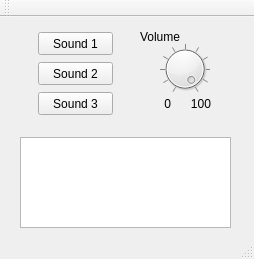
Above: mainwindow.ui from DrumAliens/UdpPlaySound before the change. Below: the same form after it.
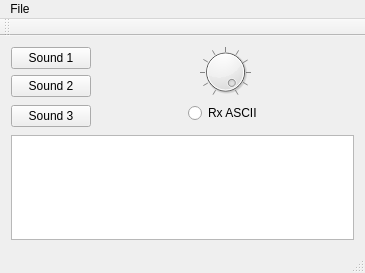
That is the form after the change.

Commit message: Swap to a json file so that can also change the IP and the Port information as well as the sound files Gui is now scalable The json file has to be loaded through the drop down menu to start the whole process

```diff
--- a/mainwindow.ui
+++ b/mainwindow.ui
@@ -6,8 +6,8 @@
    <rect>
     <x>0</x>
     <y>0</y>
-    <width>254</width>
-    <height>259</height>
+    <width>365</width>
+    <height>273</height>
    </rect>
   </property>
   <property name="windowTitle">
@@ -17,127 +17,90 @@
    <string/>
   </property>
   <widget class="QWidget" name="centralWidget">
+   <layout class="QGridLayout" name="gridLayout">
+    <item row="2" column="0">
    <widget class="QPushButton" name="pushButton">
-    <property name="geometry">
-     <rect>
-      <x>38</x>
-      <y>15</y>
-      <width>75</width>
-      <height>23</height>
-     </rect>
+      <property name="enabled">
+       <bool>true</bool>
+      </property>
+      <property name="sizePolicy">
+       <sizepolicy hsizetype="Fixed" vsizetype="Fixed">
+        <horstretch>0</horstretch>
+        <verstretch>0</verstretch>
+       </sizepolicy>
+      </property>
+      <property name="minimumSize">
+       <size>
+        <width>0</width>
+        <height>0</height>
+       </size>
+      </property>
+      <property name="maximumSize">
+       <size>
+        <width>16777213</width>
+        <height>16777215</height>
+       </size>
     </property>
     <property name="text">
      <string>Sound 1</string>
     </property>
-   </widget>
+      <property name="iconSize">
+       <size>
+        <width>16</width>
+        <height>16</height>
+       </size>
+      </property>
+     </widget>
+    </item>
+    <item row="3" column="0">
    <widget class="QPushButton" name="pushButton_2">
-    <property name="geometry">
-     <rect>
-      <x>38</x>
-      <y>45</y>
-      <width>75</width>
-      <height>23</height>
-     </rect>
+      <property name="sizePolicy">
+       <sizepolicy hsizetype="Fixed" vsizetype="Fixed">
+        <horstretch>0</horstretch>
+        <verstretch>0</verstretch>
+       </sizepolicy>
+      </property>
+      <property name="minimumSize">
+       <size>
+        <width>0</width>
+        <height>0</height>
+       </size>
     </property>
     <property name="text">
      <string>Sound 2</string>
     </property>
-   </widget>
-   <widget class="QPushButton" name="pushButton_3">
-    <property name="geometry">
-     <rect>
-      <x>38</x>
-      <y>75</y>
-      <width>75</width>
-      <height>23</height>
-     </rect>
-    </property>
+      <property name="iconSize">
+       <size>
+        <width>16</width>
+        <height>16</height>
+       </size>
+      </property>
+     </widget>
+    </item>
+    <item row="5" column="1" alignment="Qt::AlignHCenter">
+     <widget class="QRadioButton" name="radioButton">
     <property name="text">
-     <string>Sound 3</string>
-    </property>
-   </widget>
-   <widget class="QPlainTextEdit" name="plainTextEdit">
-    <property name="geometry">
-     <rect>
-      <x>20</x>
-      <y>120</y>
-      <width>211</width>
-      <height>91</height>
-     </rect>
+       <string>Rx ASCII</string>
+      </property>
+     </widget>
+    </item>
+    <item row="2" column="1" rowspan="2">
+     <widget class="QDial" name="dial">
+      <property name="enabled">
+       <bool>true</bool>
     </property>
     <property name="whatsThis">
      <string/>
     </property>
-    <property name="verticalScrollBarPolicy">
-     <enum>Qt::ScrollBarAsNeeded</enum>
-    </property>
-   </widget>
-   <widget class="QLabel" name="label">
-    <property name="geometry">
-     <rect>
-      <x>130</x>
-      <y>80</y>
-      <width>41</width>
-      <height>13</height>
-     </rect>
-    </property>
-    <property name="text">
-     <string>0</string>
-    </property>
-    <property name="alignment">
-     <set>Qt::AlignRight|Qt::AlignTrailing|Qt::AlignVCenter</set>
-    </property>
-   </widget>
-   <widget class="QLabel" name="label_2">
-    <property name="geometry">
-     <rect>
-      <x>170</x>
-      <y>80</y>
-      <width>41</width>
-      <height>13</height>
-     </rect>
-    </property>
-    <property name="text">
-     <string>100</string>
-    </property>
-    <property name="alignment">
-     <set>Qt::AlignRight|Qt::AlignTrailing|Qt::AlignVCenter</set>
-    </property>
-   </widget>
-   <widget class="QLabel" name="label_3">
-    <property name="geometry">
-     <rect>
-      <x>140</x>
-      <y>10</y>
-      <width>41</width>
-      <height>20</height>
-     </rect>
-    </property>
-    <property name="whatsThis">
+      <property name="accessibleName">
+       <string/>
+      </property>
+      <property name="accessibleDescription">
      <string/>
     </property>
     <property name="layoutDirection">
      <enum>Qt::LeftToRight</enum>
     </property>
-    <property name="frameShape">
-     <enum>QFrame::NoFrame</enum>
-    </property>
-    <property name="text">
-     <string>Volume</string>
-    </property>
-    <property name="alignment">
-     <set>Qt::AlignLeading|Qt::AlignLeft|Qt::AlignVCenter</set>
-    </property>
-   </widget>
-   <widget class="QDial" name="dial">
-    <property name="geometry">
-     <rect>
-      <x>160</x>
-      <y>20</y>
-      <width>50</width>
-      <height>64</height>
-     </rect>
-    </property>
     <property name="maximum">
      <number>100</number>
     </property>
@@ -154,16 +117,61 @@
      <bool>true</bool>
     </property>
    </widget>
+    </item>
+    <item row="5" column="0" rowspan="2">
+     <widget class="QPushButton" name="pushButton_3">
+      <property name="sizePolicy">
+       <sizepolicy hsizetype="Fixed" vsizetype="Fixed">
+        <horstretch>0</horstretch>
+        <verstretch>0</verstretch>
+       </sizepolicy>
+      </property>
+      <property name="minimumSize">
+       <size>
+        <width>0</width>
+        <height>0</height>
+       </size>
+      </property>
+      <property name="text">
+       <string>Sound 3</string>
+      </property>
+      <property name="iconSize">
+       <size>
+        <width>16</width>
+        <height>16</height>
+       </size>
+      </property>
+     </widget>
+    </item>
+    <item row="16" column="0" colspan="2">
+     <widget class="QPlainTextEdit" name="plainTextEdit">
+      <property name="whatsThis">
+       <string/>
+      </property>
+      <property name="verticalScrollBarPolicy">
+       <enum>Qt::ScrollBarAsNeeded</enum>
+      </property>
+     </widget>
+    </item>
+   </layout>
   </widget>
   <widget class="QMenuBar" name="menuBar">
    <property name="geometry">
     <rect>
      <x>0</x>
      <y>0</y>
-     <width>254</width>
+     <width>365</width>
      <height>21</height>
     </rect>
    </property>
+   <widget class="QMenu" name="menuFile">
+    <property name="title">
+     <string>File</string>
+    </property>
+    <addaction name="actionOpen_File"/>
+    <addaction name="actionClose"/>
+   </widget>
+   <addaction name="menuFile"/>
   </widget>
   <widget class="QToolBar" name="mainToolBar">
    <attribute name="toolBarArea">
```
Left out of the diff: 13 changed lines with no effect on the pictures. Lines whose indentation alone changed are shown as unchanged. The commit also changes 5 other files.
